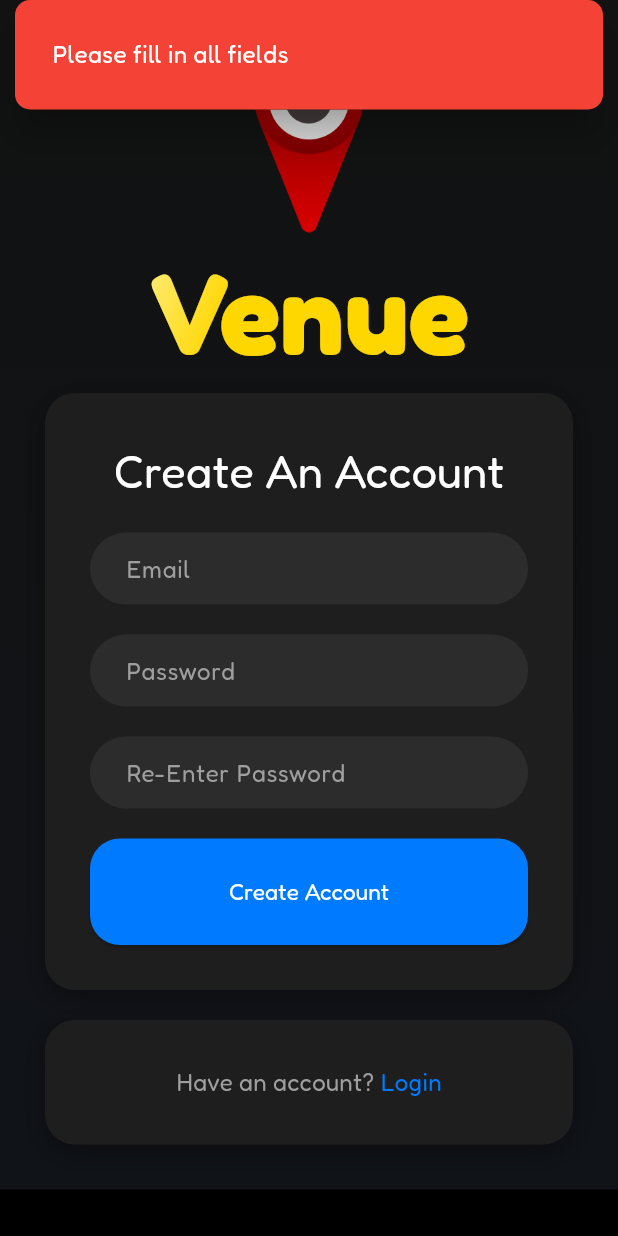
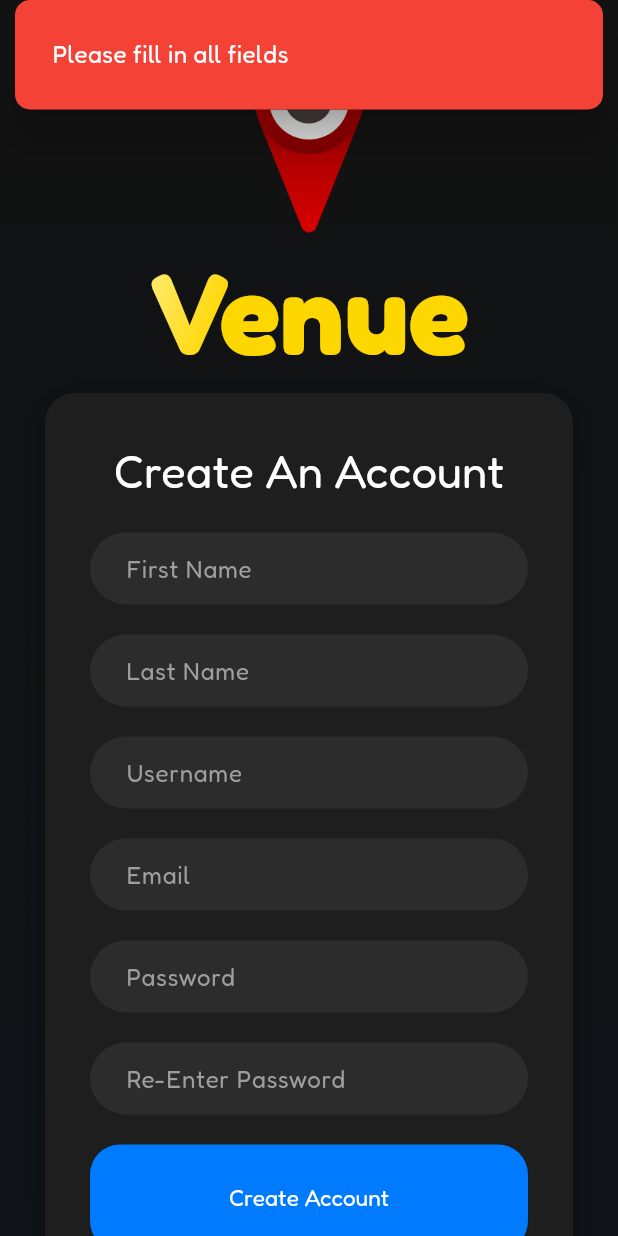
Before and after one commit to trungtran1234/Venue, a Flutter app: the screen it shows after launch, scrolled down 61 dp, after a tap on "Sign Up", after a tap on "Create Account", on a phone screen of 412 x 824 dp. Run offline on Flutter 3.47's test engine with Material 3 defaults, Android fonts, the phone set to English and light mode, and no system bars; our stand-ins replace cloud_firestore, connectivity_plus, firebase_auth, firebase_core, firebase_storage, flutter_secure_storage and 5 more; accounts and stored records are empty.

Commit message:
added full name and username during signup

```diff
--- a/lib/pages/signup.dart
+++ b/lib/pages/signup.dart
@@ -5,6 +5,9 @@ import 'package:app/pages/login.dart';
 import 'package:app/global.dart';
 
 class SignUpPage extends StatelessWidget {
+  final TextEditingController _firstNameController = TextEditingController();
+  final TextEditingController _lastNameController = TextEditingController();
+  final TextEditingController _usernameController = TextEditingController();
   final TextEditingController _emailController = TextEditingController();
   final TextEditingController _passwordController = TextEditingController();
   final TextEditingController _reEnterPasswordController =
@@ -65,6 +68,12 @@ class SignUpPage extends StatelessWidget {
                 textAlign: TextAlign.center,
                 style: TextStyle(color: Colors.white, fontSize: 30.0)),
             const SizedBox(height: 20),
+            buildTextField(_firstNameController, 'First Name'),
+            const SizedBox(height: 20),
+            buildTextField(_lastNameController, 'Last Name'),
+            const SizedBox(height: 20),
+            buildTextField(_usernameController, 'Username'),
+            const SizedBox(height: 20),
             buildTextField(_emailController, 'Email'),
             const SizedBox(height: 20),
             buildTextField(_passwordController, 'Password', obscureText: true),
@@ -90,7 +99,10 @@ class SignUpPage extends StatelessWidget {
   }
 
   void _handleSignUp(BuildContext context) async {
-    if (_emailController.text.isEmpty ||
+    if (_firstNameController.text.isEmpty ||
+        _lastNameController.text.isEmpty ||
+        _usernameController.text.isEmpty ||
+        _emailController.text.isEmpty ||
         _passwordController.text.isEmpty ||
         _reEnterPasswordController.text.isEmpty) {
       showTopSnackBar(context, 'Please fill in all fields');
@@ -98,6 +110,16 @@ class SignUpPage extends StatelessWidget {
     }
     if (_passwordController.text != _reEnterPasswordController.text) {
       showTopSnackBar(context, 'Passwords do not match');
+      return;
+    }
+    final QuerySnapshot result = await FirebaseFirestore.instance
+        .collection('users')
+        .where('username', isEqualTo: _usernameController.text)
+        .limit(1)
+        .get();
+
+    if (result.docs.isNotEmpty) {
+      showTopSnackBar(context, 'Username is already taken');
       return;
     }
     try {
@@ -111,9 +133,9 @@ class SignUpPage extends StatelessWidget {
         await FirebaseFirestore.instance.collection('users').doc(user.uid).set({
           'uid': user.uid,
           'email': _emailController.text,
-          'username': '',
-          'firstName': '',
-          'lastName': '',
+          'username': _usernameController.text,
+          'firstName': _firstNameController.text,
+          'lastName': _lastNameController.text,
           'friends': 0,
           'posts': 0,
           'bio': '',
```
